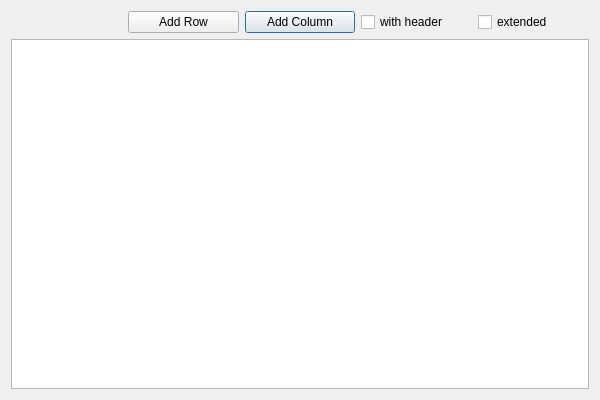
First picture: the form in widgets/StcTablesCreator.ui, repository baziorek/STC_editor, before the edit.
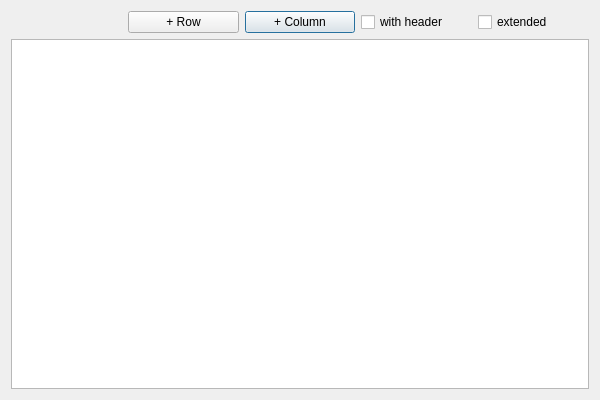
Second picture: the form after the edit. Icons and pictures are not drawn.

Commit message: Added icons to StcTablesCreator

Patch:
```diff
--- a/widgets/StcTablesCreator.ui
+++ b/widgets/StcTablesCreator.ui
@@ -39,7 +39,10 @@
       <string>Add column</string>
      </property>
      <property name="text">
-      <string>Add Column</string>
+      <string>+ Column</string>
+     </property>
+     <property name="icon">
+      <iconset theme="list-add"/>
      </property>
     </widget>
    </item>
@@ -56,7 +59,10 @@
       <string>Add row</string>
      </property>
      <property name="text">
-      <string>Add Row</string>
+      <string>+ Row</string>
+     </property>
+     <property name="icon">
+      <iconset theme="list-add"/>
      </property>
     </widget>
    </item>
```
The commit also changes 2 other files.
